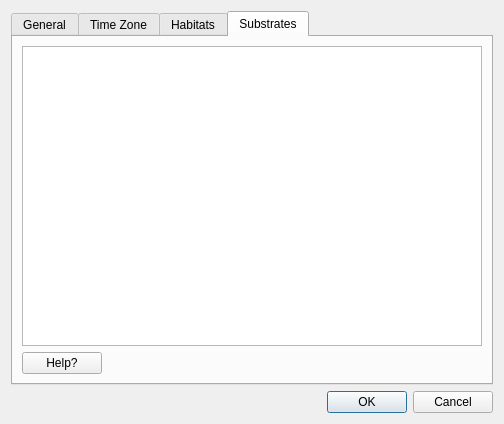
Above: preferences.ui from jkibele/benthic_photo_survey before the change. Below: the same form after it.
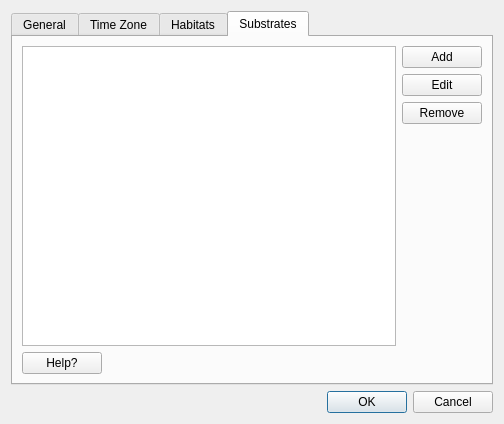
That is the form after the change. The open tabs and pages were chosen to show the change.

Commit message: I think I'm done pulling out the PyKDE4 stuff and making everything work again. ...perhaps this means BPS can work on Windows again?

Diff of the .ui file:
```diff
--- a/preferences.ui
+++ b/preferences.ui
@@ -272,20 +272,7 @@
        <string>Substrates</string>
       </attribute>
       <layout class="QGridLayout" name="gridLayout_4">
-       <item row="1" column="0">
-        <widget class="QPushButton" name="pushButton_3">
-         <property name="maximumSize">
-          <size>
-           <width>85</width>
-           <height>16777215</height>
-          </size>
-         </property>
-         <property name="text">
-          <string>Help?</string>
-         </property>
-        </widget>
-       </item>
-       <item row="1" column="1">
+       <item row="2" column="1">
         <spacer name="horizontalSpacer_2">
          <property name="orientation">
           <enum>Qt::Horizontal</enum>
@@ -298,8 +285,71 @@
          </property>
         </spacer>
        </item>
-       <item row="0" column="0" colspan="2">
-        <widget class="QListWidget" name="substrateListWidgetPref"/>
+       <item row="2" column="0">
+        <widget class="QPushButton" name="pushButton_3">
+         <property name="maximumSize">
+          <size>
+           <width>85</width>
+           <height>16777215</height>
+          </size>
+         </property>
+         <property name="text">
+          <string>Help?</string>
+         </property>
+        </widget>
+       </item>
+       <item row="1" column="0" colspan="2">
+        <layout class="QHBoxLayout" name="horizontalLayout">
+         <item>
+          <widget class="QListWidget" name="substrateListWidget">
+           <property name="dragDropMode">
+            <enum>QAbstractItemView::InternalMove</enum>
+           </property>
+          </widget>
+         </item>
+         <item>
+          <layout class="QVBoxLayout" name="verticalLayout_3">
+           <item>
+            <layout class="QVBoxLayout" name="verticalLayout_4">
+             <item>
+              <widget class="QPushButton" name="substAddButton">
+               <property name="text">
+                <string>Add</string>
+               </property>
+              </widget>
+             </item>
+             <item>
+              <widget class="QPushButton" name="substEditButton">
+               <property name="text">
+                <string>Edit</string>
+               </property>
+              </widget>
+             </item>
+             <item>
+              <widget class="QPushButton" name="substRemoveButton">
+               <property name="text">
+                <string>Remove</string>
+               </property>
+              </widget>
+             </item>
+             <item>
+              <spacer name="verticalSpacer_4">
+               <property name="orientation">
+                <enum>Qt::Vertical</enum>
+               </property>
+               <property name="sizeHint" stdset="0">
+                <size>
+                 <width>20</width>
+                 <height>40</height>
+                </size>
+               </property>
+              </spacer>
+             </item>
+            </layout>
+           </item>
+          </layout>
+         </item>
+        </layout>
        </item>
       </layout>
      </widget>
```
Left out of the diff: 67 changed lines with no effect on the pictures. The commit also changes 2 other files.
